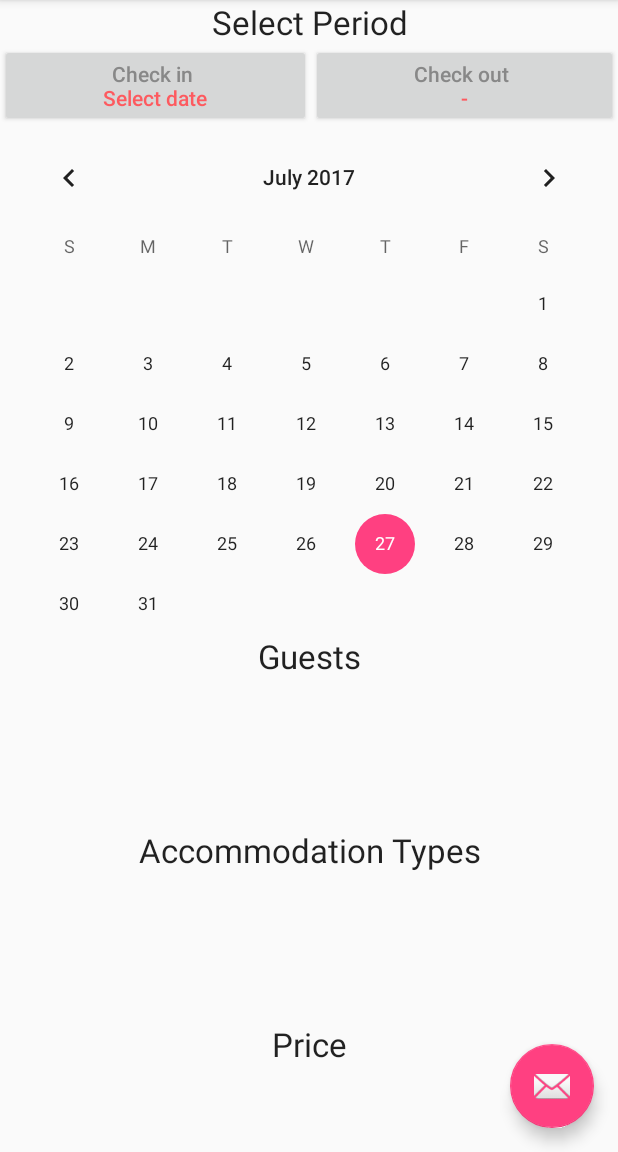
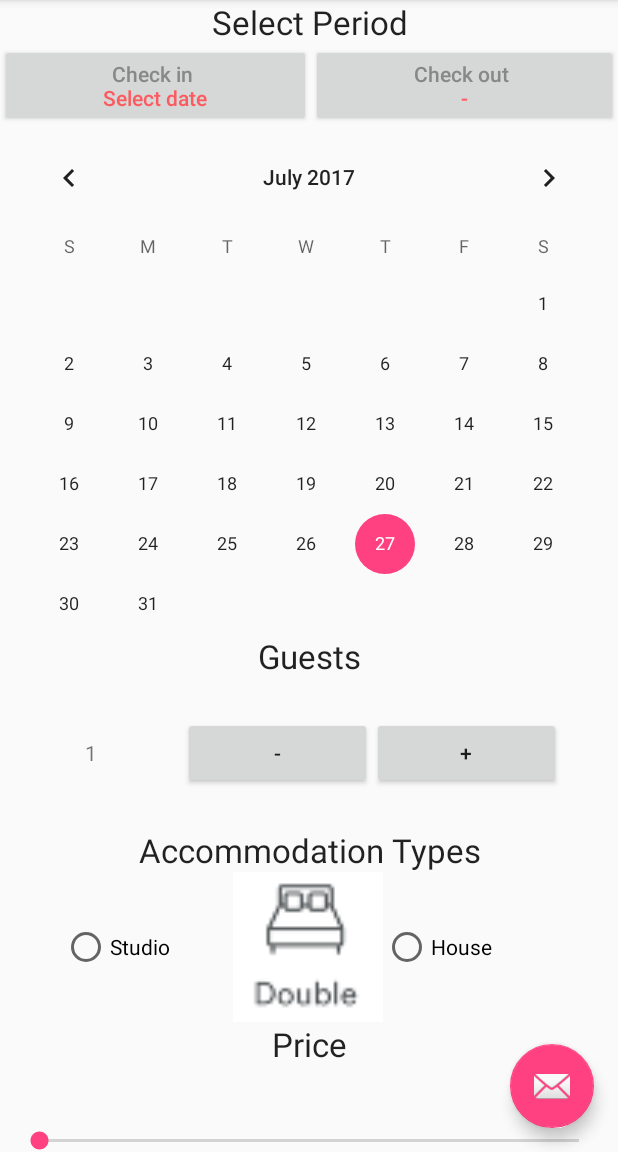
Before and after one commit to javafa/3rd_AirBnbSearch, an Android app: the screen it shows after launch (MainActivity), on a phone screen of 412 x 824 dp, the part 84-1236 px from its top. Run offline under Robolectric (Android 15) with nearby library versions, the phone set to English and light mode, and no system bars.

Commit message:
add checkbox custom

```diff
--- /dev/null
+++ b/app/src/main/res/drawable/checkbox_double_bed.xml
@@ -0,0 +1,9 @@
+<?xml version="1.0" encoding="utf-8"?>
+<selector xmlns:android="http://schemas.android.com/apk/res/android">
+    <!-- 체크박스 해제상태 -->
+    <item android:drawable="@drawable/radio_double_bed_normal" android:state_checked="false" />
+    <!-- 체크박스 선택상태 -->
+    <item android:drawable="@drawable/radio_double_bed_checked" android:state_checked="true" />
+    <!-- default state -->
+    <item android:drawable="@drawable/radio_double_bed_normal" />
+</selector>
--- a/app/src/main/res/layout/content_main.xml
+++ b/app/src/main/res/layout/content_main.xml
@@ -15,7 +15,7 @@
         android:orientation="vertical">
 
         <TextView
-            android:id="@+id/textView2"
+            android:id="@+id/selectPeriod"
             android:layout_width="match_parent"
             android:layout_height="wrap_content"
             android:gravity="center"
@@ -55,7 +55,7 @@
         </LinearLayout>
 
         <TextView
-            android:id="@+id/textView3"
+            android:id="@+id/guests"
             android:layout_width="match_parent"
             android:layout_height="wrap_content"
             android:gravity="center"
@@ -65,10 +65,50 @@
         <LinearLayout
             android:layout_width="match_parent"
             android:layout_height="100dp"
-            android:orientation="vertical"></LinearLayout>
+            android:gravity="center"
+            android:orientation="horizontal">
+
+            <Space
+                android:layout_width="wrap_content"
+                android:layout_height="wrap_content"
+                android:layout_weight="1" />
+
+            <TextView
+                android:id="@+id/textView"
+                android:layout_width="wrap_content"
+                android:layout_height="wrap_content"
+                android:layout_weight="1"
+                android:gravity="center"
+                android:text="1" />
+
+            <Space
+                android:layout_width="wrap_content"
+                android:layout_height="wrap_content"
+                android:layout_weight="1" />
+
+            <Button
+                android:id="@+id/button2"
+                android:layout_width="wrap_content"
+                android:layout_height="wrap_content"
+                android:layout_weight="1"
+                android:text="-" />
+
+            <Button
+                android:id="@+id/button"
+                android:layout_width="wrap_content"
+                android:layout_height="wrap_content"
+                android:layout_weight="1"
+                android:text="+" />
+
+            <Space
+                android:layout_width="wrap_content"
+                android:layout_height="wrap_content"
+                android:layout_weight="1" />
+
+        </LinearLayout>
 
         <TextView
-            android:id="@+id/textView4"
+            android:id="@+id/types"
             android:layout_width="match_parent"
             android:layout_height="wrap_content"
             android:gravity="center"
@@ -78,10 +118,50 @@
         <LinearLayout
             android:layout_width="match_parent"
             android:layout_height="100dp"
-            android:orientation="vertical"></LinearLayout>
+            android:gravity="center"
+            android:orientation="vertical">
+
+            <RadioGroup
+                android:layout_width="match_parent"
+                android:layout_height="wrap_content"
+                android:orientation="horizontal">
+
+                <Space
+                    android:layout_width="wrap_content"
+                    android:layout_height="wrap_content"
+                    android:layout_weight="1" />
+
+                <RadioButton
+                    android:id="@+id/radioButton3"
+                    android:layout_width="wrap_content"
+                    android:layout_height="wrap_content"
+                    android:layout_weight="1"
+                    android:text="Studio" />
+
+                <RadioButton
+                    android:id="@+id/radioButton2"
+                    android:layout_width="100dp"
+                    android:layout_height="100dp"
+                    android:background="@drawable/checkbox_double_bed"
+                    android:button="@null" />
+
+                <RadioButton
+                    android:id="@+id/radioButton"
+                    android:layout_width="wrap_content"
+                    android:layout_height="wrap_content"
+                    android:layout_weight="1"
+                    android:text="House" />
+
+                <Space
+                    android:layout_width="wrap_content"
+                    android:layout_height="wrap_content"
+                    android:layout_weight="1" />
+            </RadioGroup>
+
+        </LinearLayout>
 
         <TextView
-            android:id="@+id/textView5"
+            android:id="@+id/price"
             android:layout_width="match_parent"
             android:layout_height="wrap_content"
             android:gravity="center"
@@ -91,10 +171,19 @@
         <LinearLayout
             android:layout_width="match_parent"
             android:layout_height="100dp"
-            android:orientation="vertical"></LinearLayout>
+            android:gravity="center"
+            android:orientation="vertical"
+            android:paddingLeft="10dp"
+            android:paddingRight="10dp">
+
+            <SeekBar
+                android:id="@+id/seekBar"
+                android:layout_width="match_parent"
+                android:layout_height="wrap_content" />
+        </LinearLayout>
 
         <TextView
-            android:id="@+id/textView6"
+            android:id="@+id/amenities"
             android:layout_width="match_parent"
             android:layout_height="wrap_content"
             android:gravity="center"
@@ -104,6 +193,51 @@
         <LinearLayout
             android:layout_width="match_parent"
             android:layout_height="100dp"
-            android:orientation="vertical"></LinearLayout>
+            android:gravity="center"
+            android:orientation="vertical">
+
+            <HorizontalScrollView
+                android:layout_width="match_parent"
+                android:layout_height="match_parent">
+
+                <LinearLayout
+                    android:layout_width="wrap_content"
+                    android:layout_height="match_parent"
+                    android:gravity="center_vertical"
+                    android:orientation="horizontal">
+
+                    <CheckBox
+                        android:id="@+id/checkBox"
+                        android:layout_width="match_parent"
+                        android:layout_height="wrap_content"
+                        android:text="Wifi" />
+
+                    <CheckBox
+                        android:id="@+id/checkBox2"
+                        android:layout_width="match_parent"
+                        android:layout_height="wrap_content"
+                        android:text="Air Conditioner" />
+
+                    <CheckBox
+                        android:id="@+id/checkBox3"
+                        android:layout_width="match_parent"
+                        android:layout_height="wrap_content"
+                        android:text="Refrigerator" />
+
+                    <CheckBox
+                        android:id="@+id/checkBox4"
+                        android:layout_width="match_parent"
+                        android:layout_height="wrap_content"
+                        android:text="Parking" />
+
+                    <CheckBox
+                        android:id="@+id/checkBox5"
+                        android:layout_width="match_parent"
+                        android:layout_height="wrap_content"
+                        android:text="Elevator" />
+                </LinearLayout>
+            </HorizontalScrollView>
+
+        </LinearLayout>
     </LinearLayout>
 </ScrollView>
```
Also changed, not shown: app/src/main/res/drawable-xxhdpi/radio_double_bed_checked.png (added), app/src/main/res/drawable-xxhdpi/radio_double_bed_normal.png (added).
